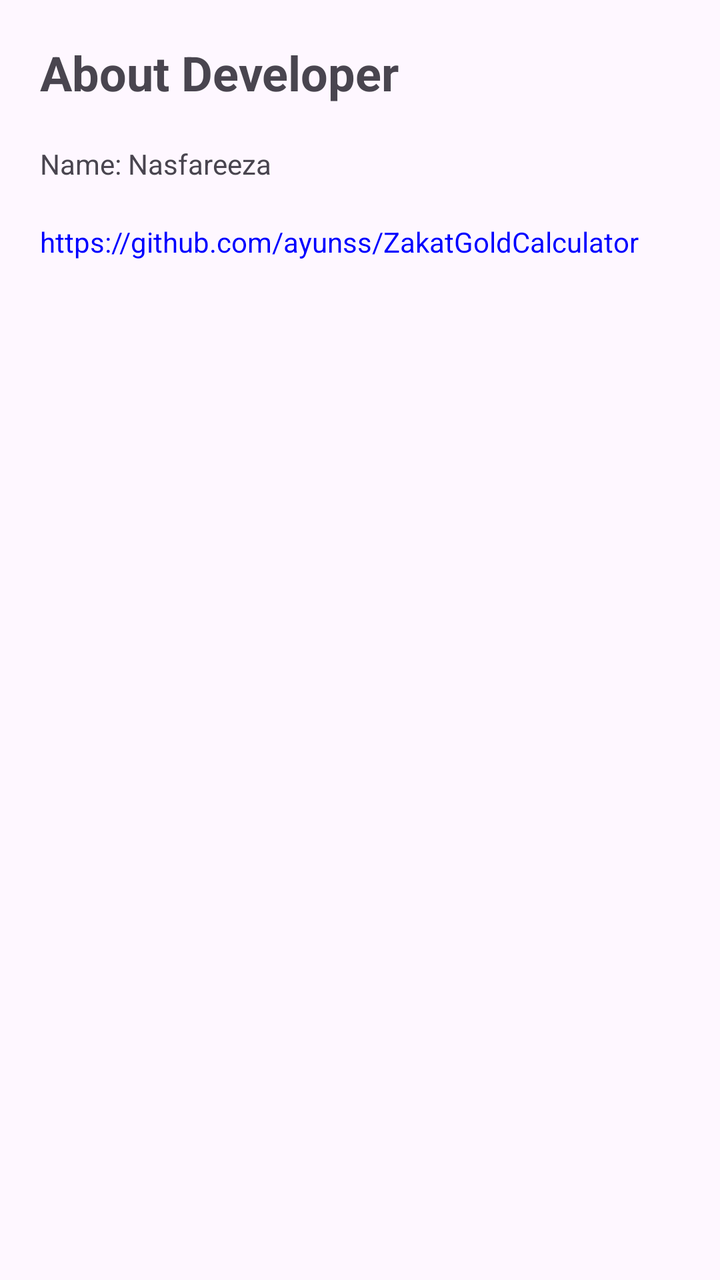
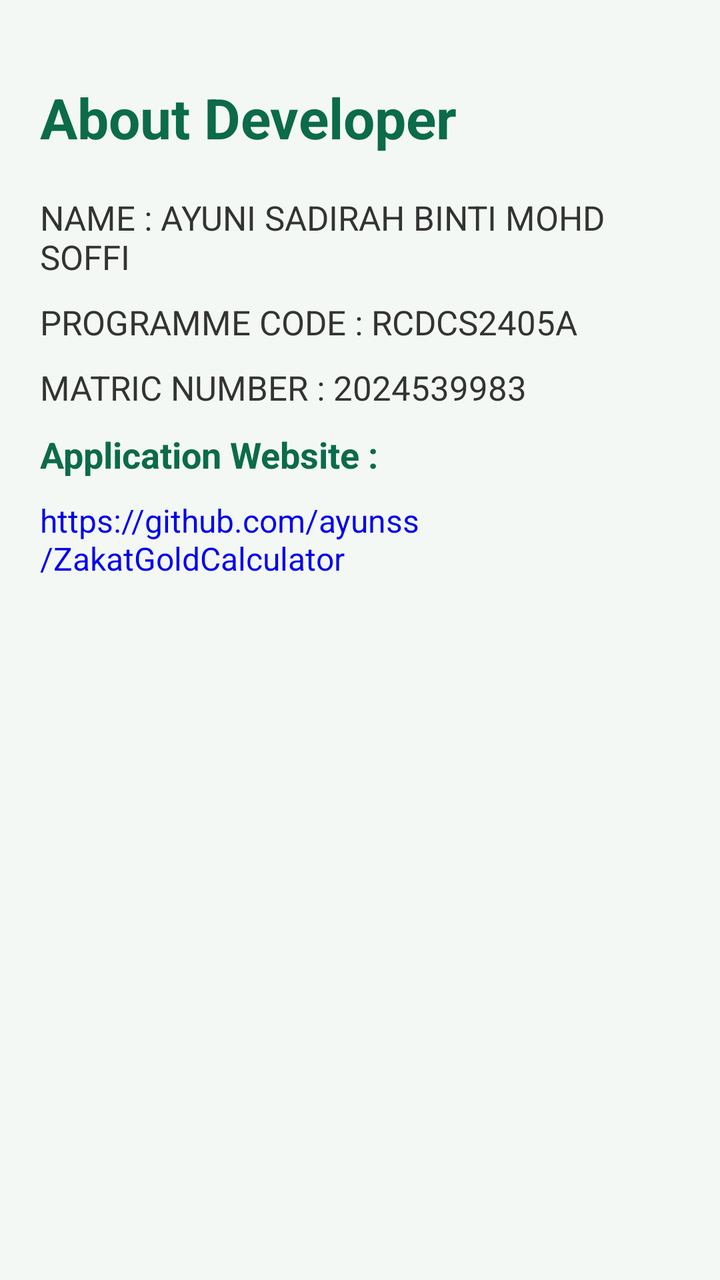

The first picture is an Android layout as it rendered before a commit; the second is the same layout after the commit. The layout source and the unified diff follow.
<!-- AndroidManifest.xml: application theme Theme.ZakatGoldCalculator -->
<!-- res/layout/activity_about.xml -->
<?xml version="1.0" encoding="utf-8"?>
<LinearLayout xmlns:android="http://schemas.android.com/apk/res/android"
    android:layout_width="match_parent"
    android:layout_height="match_parent"
    android:orientation="vertical"
    android:padding="20dp">

    <TextView
        android:layout_width="wrap_content"
        android:layout_height="wrap_content"
        android:text="About Developer"
        android:textSize="24sp"
        android:textStyle="bold" />

    <TextView
        android:layout_width="wrap_content"
        android:layout_height="wrap_content"
        android:text="Name: Nasfareeza"
        android:paddingTop="20dp" />

    <TextView
        android:id="@+id/tvGithub"
        android:layout_width="wrap_content"
        android:layout_height="wrap_content"
        android:text="https://github.com/ayunss/ZakatGoldCalculator"
        android:textColor="#0000FF"
        android:paddingTop="20dp" />

</LinearLayout>
<!-- resources referenced by this layout -->
<resources>
  <style name="Theme.ZakatGoldCalculator" parent="Base.Theme.ZakatGoldCalculator" />
  <style name="Base.Theme.ZakatGoldCalculator" parent="Theme.Material3.DayNight.NoActionBar">
          
          
      </style>
</resources>

<!-- the commit's change to res/layout/activity_about.xml (unified diff, before → after) -->
@@ -1,29 +1,70 @@
 <?xml version="1.0" encoding="utf-8"?>
-<LinearLayout xmlns:android="http://schemas.android.com/apk/res/android"
+<ScrollView xmlns:android="http://schemas.android.com/apk/res/android"
     android:layout_width="match_parent"
     android:layout_height="match_parent"
-    android:orientation="vertical"
-    android:padding="20dp">
+    android:fitsSystemWindows="true"
+    android:background="#F4F8F4">
 
-    <TextView
-        android:layout_width="wrap_content"
+    <LinearLayout
+        android:layout_width="match_parent"
         android:layout_height="wrap_content"
-        android:text="About Developer"
-        android:textSize="24sp"
-        android:textStyle="bold" />
+        android:orientation="vertical"
+        android:padding="20dp">
 
-    <TextView
-        android:layout_width="wrap_content"
-        android:layout_height="wrap_content"
-        android:text="Name: Nasfareeza"
-        android:paddingTop="20dp" />
 
-    <TextView
-        android:id="@+id/tvGithub"
-        android:layout_width="wrap_content"
-        android:layout_height="wrap_content"
-        android:text="https://github.com/ayunss/ZakatGoldCalculator"
-        android:textColor="#0000FF"
-        android:paddingTop="20dp" />
+        <TextView
+            android:layout_width="wrap_content"
+            android:layout_height="wrap_content"
+            android:text="About Developer"
+            android:textSize="28sp"
+            android:textStyle="bold"
+            android:textColor="#0B6B4A"
+            android:layout_marginTop="20dp"
+            android:layout_marginBottom="20dp" />
 
-</LinearLayout>
+
+        <TextView
+            android:layout_width="wrap_content"
+            android:layout_height="wrap_content"
+            android:text="NAME : AYUNI SADIRAH BINTI MOHD SOFFI"
+            android:textSize="17sp"
+            android:textColor="#333333"
+            android:layout_marginBottom="10dp" />
+
+        <TextView
+            android:layout_width="wrap_content"
+            android:layout_height="wrap_content"
+            android:text="PROGRAMME CODE : RCDCS2405A"
+            android:textSize="17sp"
+            android:textColor="#333333"
+            android:layout_marginBottom="10dp" />
+
+        <TextView
+            android:layout_width="wrap_content"
+            android:layout_height="wrap_content"
+            android:text="MATRIC NUMBER : 2024539983"
+            android:textSize="17sp"
+            android:textColor="#333333"
+            android:layout_marginBottom="10dp" />
+
+
+        <TextView
+            android:layout_width="wrap_content"
+            android:layout_height="wrap_content"
+            android:text="Application Website :"
+            android:textSize="18sp"
+            android:textStyle="bold"
+            android:textColor="#0B6B4A"
+            android:layout_marginBottom="10dp" />
+
+        <TextView
+            android:id="@+id/tvGithub"
+            android:layout_width="wrap_content"
+            android:layout_height="wrap_content"
+            android:text="https://github.com/ayunss/ZakatGoldCalculator"
+            android:textSize="16sp"
+            android:textColor="#0000EE" />
+
+    </LinearLayout>
+
+</ScrollView>
<!-- resource entries referenced after the edit -->
@@ -1,9 +1,10 @@
 <!-- resources referenced by this layout -->
 <resources>
-  <style name="Theme.ZakatGoldCalculator" parent="Base.Theme.ZakatGoldCalculator" />
-  <style name="Base.Theme.ZakatGoldCalculator" parent="Theme.Material3.DayNight.NoActionBar">
-          
-          
+  <style name="Theme.ZakatGoldCalculator" parent="Theme.Material3.DayNight">
+  
+          <item name="colorPrimary">#0B6B4A</item>
+          <item name="colorSecondary">#0B6B4A</item>
+  
       </style>
 </resources>
 
